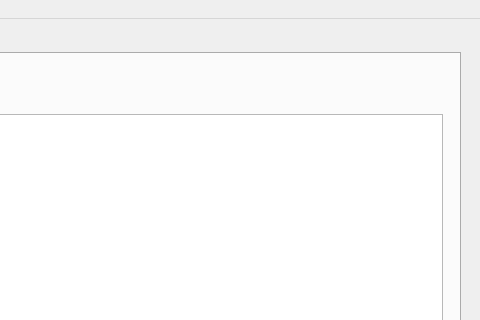
Old version of the form GeochronMain.ui in the repository kathrynmetcalf/GeoCORK; both pictures show x 320 to 800 and y 0 to 320 of the 800 by 600 pixel window.
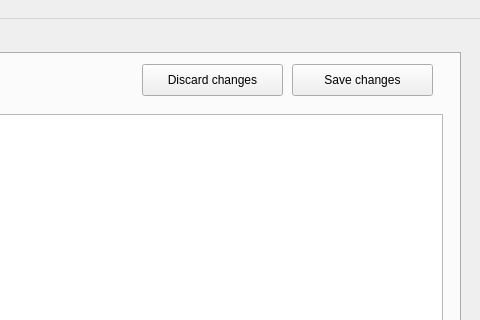
New version of the form.

The edit to the form file:
```diff
--- a/GeochronMain.ui
+++ b/GeochronMain.ui
@@ -70,6 +70,32 @@
        </rect>
       </property>
      </widget>
+     <widget class="QPushButton" name="save_pushButton">
+      <property name="geometry">
+       <rect>
+        <x>600</x>
+        <y>10</y>
+        <width>141</width>
+        <height>32</height>
+       </rect>
+      </property>
+      <property name="text">
+       <string>Save changes</string>
+      </property>
+     </widget>
+     <widget class="QPushButton" name="discard_pushButton">
+      <property name="geometry">
+       <rect>
+        <x>450</x>
+        <y>10</y>
+        <width>141</width>
+        <height>32</height>
+       </rect>
+      </property>
+      <property name="text">
+       <string>Discard changes</string>
+      </property>
+     </widget>
     </widget>
     <widget class="QWidget" name="organize_tab">
      <attribute name="title">
```
